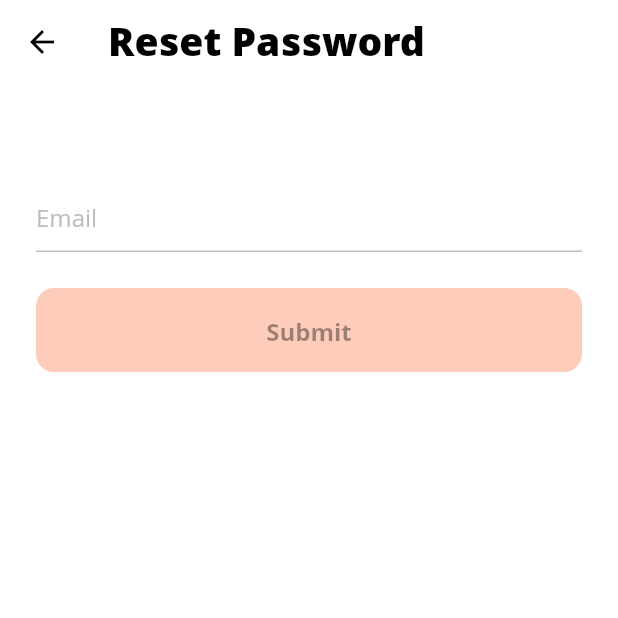
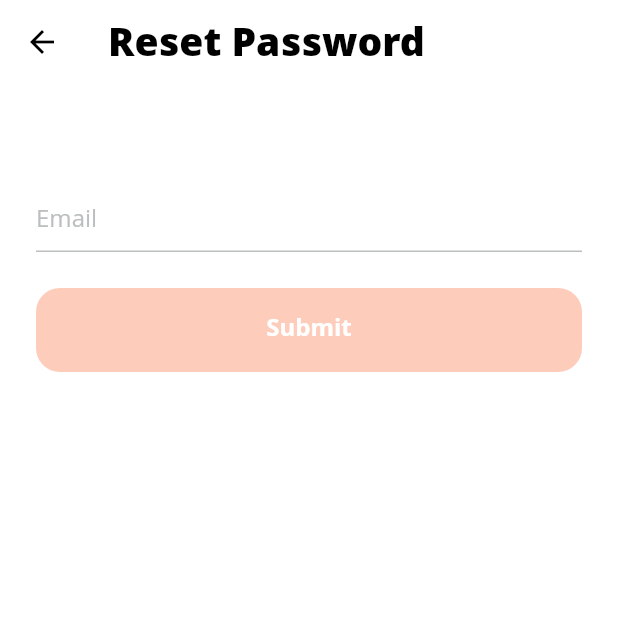
Before and after one commit to muhammadmateen027/firebase-module, a Flutter app: the LoginPage screen opened directly, after a tap on "Forgot Password?", on a phone screen of 412 x 824 dp, the top half of it. Run offline on Flutter 3.47's test engine with Material 2 defaults, Android fonts, the phone set to English and light mode, and no system bars; our stand-ins replace bloc, cloud_firestore, equatable, firebase_analytics, firebase_auth, firebase_core and 7 more; missing offline and left inert: firebase_auth_platform_interface, flow_builder; accounts and stored records are empty; generated files the repository leaves out were written again; Roboto replaces fonts that are missing (Open Sans).

Commit message:
Refactor pages

```diff
--- a/lib/pages/authentication/login/view/login_form.dart
+++ b/lib/pages/authentication/login/view/login_form.dart
@@ -114,18 +114,16 @@ class _PasswordInput extends StatelessWidget {
 class _LoginButton extends StatelessWidget {
   @override
   Widget build(BuildContext context) {
-    final localizations = context.l10n;
     return BlocBuilder<LoginBloc, LoginState>(
       buildWhen: (previous, current) => previous.status != current.status,
       builder: (context, state) {
-        return ElevatedButton(
+        return PrimaryButton(
           key: const Key('loginForm_continue_elevatedButton'),
           onPressed: state.email.valid && state.password.valid
               ? () => context.read<LoginBloc>().add(LoginCredentialsSubmitted())
               : null,
-          child: state.status.isSubmissionInProgress
-              ? const CircularProgressIndicator()
-              : Text(localizations.loginButtonText),
+          label: context.l10n.loginButtonText,
+          isLoading: state.status.isSubmissionInProgress,
         );
       },
     );
@@ -135,11 +133,11 @@ class _LoginButton extends StatelessWidget {
 class _SignUpButton extends StatelessWidget {
   @override
   Widget build(BuildContext context) {
-    final localizations = context.l10n;
+
     return TextButton(
       key: const Key('loginForm_createAccount_textButton'),
       onPressed: () => Navigator.of(context).push<void>(SignUpPage.route()),
-      child: Text(localizations.createAccountButtonText),
+      child: Text(context.l10n.createAccountButtonText),
     );
   }
 }
@@ -147,13 +145,12 @@ class _SignUpButton extends StatelessWidget {
 class _ResetPasswordButton extends StatelessWidget {
   @override
   Widget build(BuildContext context) {
-    final localizations = context.l10n;
     return TextButton(
       key: const Key('loginForm_forgotPassword_textButton'),
       onPressed: () => Navigator.of(context).push<void>(
         ResetPasswordPage.route(),
       ),
-      child: Text(localizations.forgotPasswordText),
+      child: Text(context.l10n.forgotPasswordText),
     );
   }
 }
--- a/lib/pages/authentication/reset_password/view/reset_password_form.dart
+++ b/lib/pages/authentication/reset_password/view/reset_password_form.dart
@@ -4,7 +4,6 @@ import 'package:assignment/pages/authentication/authentication.dart';
 import 'package:flutter/material.dart';
 import 'package:flutter_bloc/flutter_bloc.dart';
 import 'package:formz/formz.dart';
-
 
 class ResetPasswordForm extends StatelessWidget {
   const ResetPasswordForm({Key? key}) : super(key: key);
@@ -51,7 +50,7 @@ class _EmailInput extends StatelessWidget {
       },
       hintText: localizations.emailInputLabelText,
       errorText:
-      email.invalid ? localizations.invalidEmailInputErrorText : null,
+          email.invalid ? localizations.invalidEmailInputErrorText : null,
       keyboardType: TextInputType.emailAddress,
     );
   }
@@ -64,17 +63,17 @@ class _SubmitButton extends StatelessWidget {
   Widget build(BuildContext context) {
     final localizations = context.l10n;
     final status =
-    context.select((ResetPasswordBloc bloc) => bloc.state.status);
-    return ElevatedButton(
+        context.select((ResetPasswordBloc bloc) => bloc.state.status);
+
+    return PrimaryButton(
       key: const Key('submitResetPassword_continue_elevatedButton'),
       onPressed: status.isValidated
           ? () => context
-          .read<ResetPasswordBloc>()
-          .add(const ResetPasswordSubmitted())
+              .read<ResetPasswordBloc>()
+              .add(const ResetPasswordSubmitted())
           : null,
-      child: status.isSubmissionInProgress
-          ? const CircularProgressIndicator()
-          : Text(localizations.submitButtonLabel),
+      label: localizations.submitButtonLabel,
+      isLoading: status.isSubmissionInProgress,
     );
   }
 }
--- a/lib/services/image_selector/image_selector_interface.dart
+++ /dev/null
@@ -1,4 +0,0 @@
-abstract class ImageSelectorInterface {
-  Future<String> imgFromCamera();
-  Future<String> imgFromGallery();
-}
--- a/lib/services/services.dart
+++ /dev/null
@@ -1,2 +0,0 @@
-export 'image_selector/image_selector.dart';
-export 'image_selector/image_selector_interface.dart';
```
Also changed, not shown: lib/pages/authentication/sign_up/view/sign_up_form.dart (+6 -8 lines), lib/pages/vehicle_inspection/view/vehicle_inspection_form.dart (+3 -4 lines), lib/services/image_selector/image_selector.dart (deleted, +0 -24 lines).
